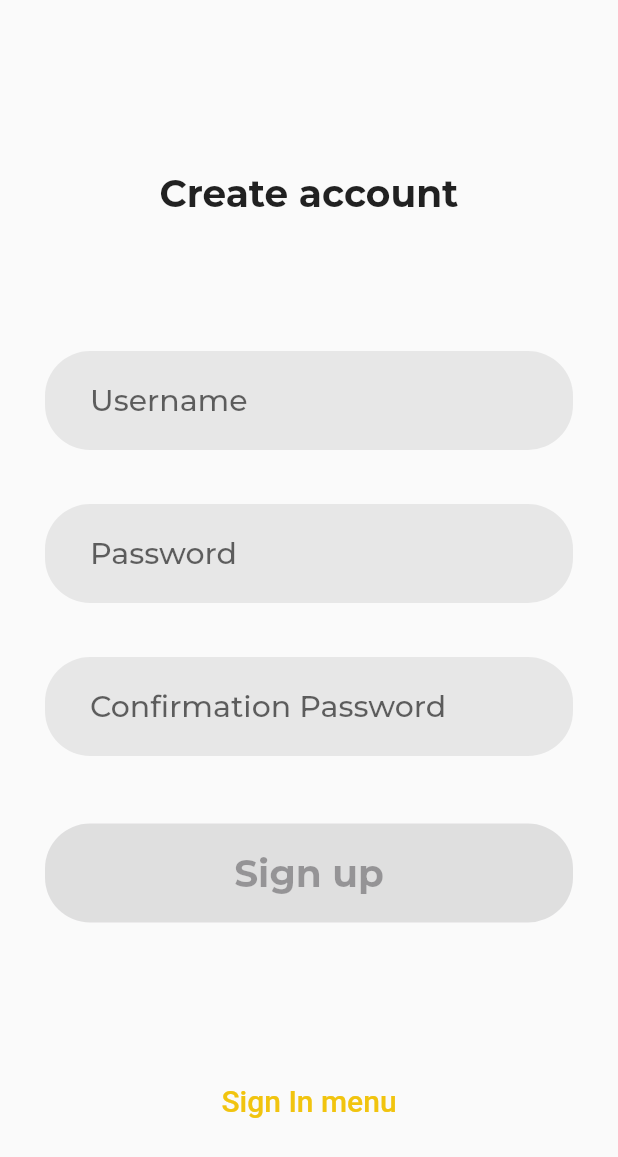
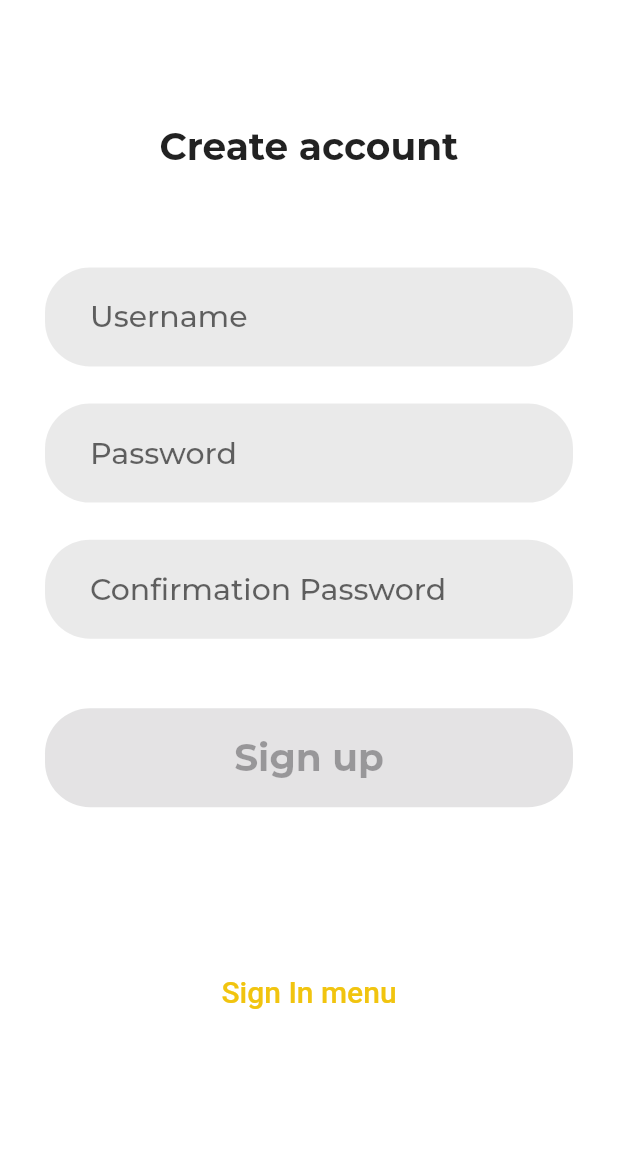
Before and after one commit to Gegerout/shopping_app, a Flutter app: the screen it shows after launch, after a tap on "Sign up menu", on a phone screen of 412 x 824 dp. Shown: the top 1157 px of the screen. Run offline on Flutter 3.47's test engine with Material 2 defaults, Android fonts, the light colour scheme and no system bars; our stand-ins replace dio, dots_indicator, flutter_riverpod, google_fonts.

Commit message:
signup and onboarding update

```diff
--- a/lib/auth/data/repositories/data_repository.dart
+++ b/lib/auth/data/repositories/data_repository.dart
@@ -1,3 +1,4 @@
+import 'package:shopping_app/auth/data/data_sources/local_data.dart';
 import 'package:shopping_app/auth/data/data_sources/remote_data.dart';
 import 'package:shopping_app/auth/domain/repositories/repository_impl.dart';
 import 'package:shopping_app/auth/domain/usecases/user_usecase.dart';
@@ -12,4 +13,14 @@ class DataRepository extends Repository {
     }
     return null;
   }
+
+  @override
+  Future<UserUseCase?> getUser() async {
+    final data = await LocalData().getUser();
+    if(data != null) {
+      final usecase = UserUseCase(data);
+      return usecase;
+    }
+    return null;
+  }
 }
--- a/lib/auth/domain/repositories/repository_impl.dart
+++ b/lib/auth/domain/repositories/repository_impl.dart
@@ -2,4 +2,5 @@ import '../usecases/user_usecase.dart';
 
 abstract class Repository {
   Future<UserUseCase?> loginUser(String username, String password);
+  Future<UserUseCase?> getUser();
 }
--- a/lib/auth/presentation/pages/signin_page.dart
+++ b/lib/auth/presentation/pages/signin_page.dart
@@ -1,6 +1,7 @@
 import 'package:flutter/material.dart';
 import 'package:flutter_riverpod/flutter_riverpod.dart';
 import 'package:google_fonts/google_fonts.dart';
+import 'package:shopping_app/auth/presentation/pages/onboarding_page.dart';
 import 'package:shopping_app/auth/presentation/pages/signup_page.dart';
 import 'package:shopping_app/home/presentation/pages/home_page.dart';
 
@@ -14,21 +15,24 @@ class SigninPage extends ConsumerWidget {
 
   @override
   Widget build(BuildContext context, WidgetRef ref) {
+    final height = MediaQuery.of(context).size.height;
+
     return Scaffold(
+      resizeToAvoidBottomInset: true,
       body: SafeArea(
         child: SingleChildScrollView(
           child: Padding(
               padding: const EdgeInsets.only(left: 30, right: 30),
               child: Column(
                 children: [
-                const SizedBox(height: 114,),
+                  SizedBox(height: height * 0.1,),
                   Center(
                       child: Text(
                     "Sign in",
                     style: GoogleFonts.montserrat(
                         fontWeight: FontWeight.w700, fontSize: 25),
                   )),
-                const SizedBox(height: 90,),
+                  SizedBox(height: height * 0.08,),
                   Container(
                     width: double.infinity,
                     height: 66,
@@ -54,7 +58,7 @@ class SigninPage extends ConsumerWidget {
                       ),
                     ),
                   ),
-                const SizedBox(height: 36,),
+                  SizedBox(height: height * 0.03,),
                   Container(
                     width: double.infinity,
                     height: 66,
@@ -63,6 +67,7 @@ class SigninPage extends ConsumerWidget {
                         borderRadius: BorderRadius.circular(30)),
                     child: Center(
                       child: TextFormField(
+                        obscureText: true,
                         controller: passwordCont,
                         onChanged: (value) {
                           ref.read(signinProvider.notifier).checkCreds(nameCont.text, value);
@@ -89,7 +94,7 @@ class SigninPage extends ConsumerWidget {
                             fontSize: 15,
                             color: const Color(0xFFC0C0C0)),
                       )),
-                const SizedBox(height: 110,),
+                  SizedBox(height: height * 0.1,),
                   SizedBox(
                     width: double.infinity,
                     height: 66,
@@ -97,7 +102,7 @@ class SigninPage extends ConsumerWidget {
                         onPressed: ref.watch(signinProvider).isValid ? () {
                           ref.read(signinProvider.notifier).loginUser(nameCont.text, passwordCont.text).then((value) {
                             if(value != null) {
-                            Navigator.push(context, MaterialPageRoute(builder: (context) => HomePage()));
+                              Navigator.push(context, MaterialPageRoute(builder: (context) => OnboardingPage()));
                             }
                             else {
                               showDialog(context: context, builder: (context) => AlertDialog(
@@ -122,7 +127,7 @@ class SigninPage extends ConsumerWidget {
                               fontWeight: FontWeight.w700, fontSize: 25),
                         )),
                   ),
-                const SizedBox(height: 95,),
+                  SizedBox(height: height * 0.12,),
                   TextButton(
                       onPressed: () {
                         Navigator.push(context, MaterialPageRoute(builder: (context) => SignupPage()));
--- a/lib/auth/presentation/pages/signup_page.dart
+++ b/lib/auth/presentation/pages/signup_page.dart
@@ -1,6 +1,7 @@
 import 'package:flutter/material.dart';
 import 'package:flutter_riverpod/flutter_riverpod.dart';
 import 'package:google_fonts/google_fonts.dart';
+import 'package:shopping_app/auth/presentation/pages/onboarding_page.dart';
 import 'package:shopping_app/auth/presentation/pages/signin_page.dart';
 
 import '../../../home/presentation/pages/home_page.dart';
@@ -15,6 +16,8 @@ class SignupPage extends ConsumerWidget {
 
   @override
   Widget build(BuildContext context, WidgetRef ref) {
+    final height = MediaQuery.of(context).size.height;
+
     return Scaffold(
       body: SafeArea(
         child: SingleChildScrollView(
@@ -22,14 +25,14 @@ class SignupPage extends ConsumerWidget {
             padding: const EdgeInsets.only(left: 30, right: 30),
             child: Column(
               children: [
-                const SizedBox(height: 114,),
+                SizedBox(height: height * 0.1,),
                 Center(
                     child: Text(
                       "Create account",
                       style: GoogleFonts.montserrat(
                           fontWeight: FontWeight.w700, fontSize: 25),
                     )),
-                const SizedBox(height: 90,),
+                SizedBox(height: height * 0.08,),
                 Container(
                   width: double.infinity,
                   height: 66,
@@ -55,7 +58,7 @@ class SignupPage extends ConsumerWidget {
                     ),
                   ),
                 ),
-                const SizedBox(height: 36,),
+                SizedBox(height: height * 0.03,),
                 Container(
                   width: double.infinity,
                   height: 66,
@@ -64,6 +67,7 @@ class SignupPage extends ConsumerWidget {
                       borderRadius: BorderRadius.circular(30)),
                   child: Center(
                     child: TextFormField(
+                      obscureText: true,
                       controller: passwordCont,
                       onChanged: (value) {
                         ref.read(signinProvider.notifier).checkCredsSignup(nameCont.text, value, confirmCont.text);
@@ -81,7 +85,7 @@ class SignupPage extends ConsumerWidget {
                     ),
                   ),
                 ),
-                const SizedBox(height: 36,),
+                SizedBox(height: height * 0.03,),
                 Container(
                   width: double.infinity,
                   height: 66,
@@ -90,6 +94,7 @@ class SignupPage extends ConsumerWidget {
                       borderRadius: BorderRadius.circular(30)),
                   child: Center(
                     child: TextFormField(
+                      obscureText: true,
                       controller: confirmCont,
                       onChanged: (value) {
                         ref.read(signinProvider.notifier).checkCredsSignup(nameCont.text, passwordCont.text, value);
@@ -107,7 +112,7 @@ class SignupPage extends ConsumerWidget {
                     ),
                   ),
                 ),
-                const SizedBox(height: 45,),
+                SizedBox(height: height * 0.1 - 36,),
                 SizedBox(
                   width: double.infinity,
                   height: 66,
@@ -115,7 +120,7 @@ class SignupPage extends ConsumerWidget {
                       onPressed: ref.watch(signinProvider).isValid ? () {
                         ref.read(signinProvider.notifier).loginUser(nameCont.text, passwordCont.text).then((value) {
                           if(value != null) {
-                            Navigator.push(context, MaterialPageRoute(builder: (context) => HomePage()));
+                            Navigator.push(context, MaterialPageRoute(builder: (context) => OnboardingPage()));
                           }
                           else {
                             showDialog(context: context, builder: (context) => AlertDialog(
@@ -140,7 +145,7 @@ class SignupPage extends ConsumerWidget {
                             fontWeight: FontWeight.w700, fontSize: 25),
                       )),
                 ),
-                const SizedBox(height: 95,),
+                SizedBox(height: height * 0.12,),
                 TextButton(
                     onPressed: () {
                       Navigator.push(context, MaterialPageRoute(builder: (context) => SigninPage()));
--- /dev/null
+++ b/lib/core/states/main_state.dart
@@ -0,0 +1,11 @@
+import 'package:flutter_riverpod/flutter_riverpod.dart';
+import 'package:shopping_app/auth/data/repositories/data_repository.dart';
+
+final mainProvider = FutureProvider((ref) async {
+  final data = await DataRepository().getUser();
+  if(data != null) {
+    final model = data.data;
+    return model;
+  }
+  return null;
+});
--- a/lib/main.dart
+++ b/lib/main.dart
@@ -1,25 +1,42 @@
 import 'package:flutter/material.dart';
 import 'package:flutter_riverpod/flutter_riverpod.dart';
+import 'package:shopping_app/auth/presentation/pages/onboarding_page.dart';
 import 'package:shopping_app/auth/presentation/pages/signin_page.dart';
+import 'package:shopping_app/core/states/main_state.dart';
+import 'package:shopping_app/home/presentation/pages/home_page.dart';
 
 void main() {
   runApp(const ProviderScope(child: MyApp()));
 }
 
-class MyApp extends StatelessWidget {
+class MyApp extends ConsumerWidget {
   const MyApp({super.key});
 
   // This widget is the root of your application.
   @override
-  Widget build(BuildContext context) {
+  Widget build(BuildContext context, WidgetRef ref) {
     return MaterialApp(
       debugShowCheckedModeBanner: false,
       title: 'Flutter Demo',
       theme: ThemeData(
+        scaffoldBackgroundColor: Colors.white,
         colorScheme: ColorScheme.fromSeed(seedColor: Colors.deepPurple),
         //useMaterial3: true,
       ),
-      home: SigninPage(),
+      home: Scaffold(
+        body: ref.watch(mainProvider).when(
+            data: (value) {
+              if(value != null) {
+                return OnboardingPage();
+              }
+              return SigninPage();
+            },
+            error: (error, stacktrace) => Center(
+          child: Text(error.toString()),
+        ), loading: () => const Center(
+          child: CircularProgressIndicator(),
+        )),
+      ),
     );
   }
 }
--- a/pubspec.yaml
+++ b/pubspec.yaml
@@ -15,6 +15,7 @@ dependencies:
   google_fonts: ^5.0.0
   path_provider: ^2.0.15
   dio: ^5.2.1+1
+  dots_indicator: ^3.0.0
 
 dev_dependencies:
   flutter_test:
```
Also changed, not shown: lib/auth/presentation/pages/onboarding_page.dart (added, +70 -0 lines), lib/auth/presentation/states/onboarding_state.dart (added, +10 -0 lines), assets/images/Ellipse 1.png (added), assets/images/Ellipse 2.png (added), assets/images/onb1.png (added), assets/images/onb2.png (added), assets/images/onb3.png (added), pubspec.lock. Lines whose indentation alone changed are shown as unchanged.
